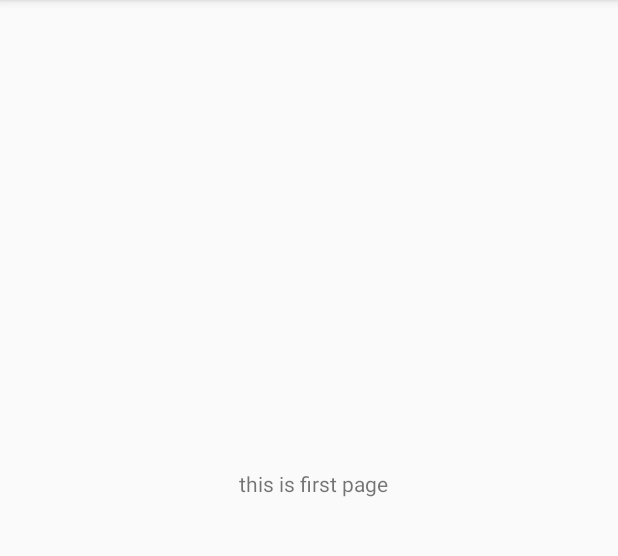
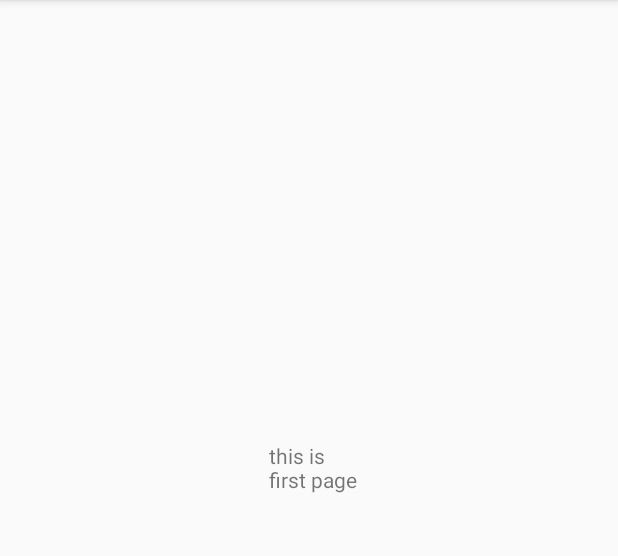
Before and after one commit to Asmita33/PIXIES_PROJECT, an Android app: the screen it shows after launch (MainActivity), on a phone screen of 412 x 824 dp, the part 84-640 px from its top. Run offline under Robolectric (Android 15) with nearby library versions, the phone set to English and light mode, and no system bars.

Commit message:
Layout changed to relative layout

```diff
--- a/app/src/main/res/layout/activity_main.xml
+++ b/app/src/main/res/layout/activity_main.xml
@@ -1,5 +1,5 @@
 <?xml version="1.0" encoding="utf-8"?>
-<androidx.constraintlayout.widget.ConstraintLayout xmlns:android="http://schemas.android.com/apk/res/android"
+<RelativeLayout xmlns:android="http://schemas.android.com/apk/res/android"
     xmlns:app="http://schemas.android.com/apk/res-auto"
     xmlns:tools="http://schemas.android.com/tools"
     android:layout_width="match_parent"
@@ -21,4 +21,5 @@
         app:layout_constraintEnd_toEndOf="parent"
         app:layout_constraintStart_toStartOf="parent"
         app:layout_constraintTop_toTopOf="parent" />
-</androidx.constraintlayout.widget.ConstraintLayout>
+
+</RelativeLayout>
```
